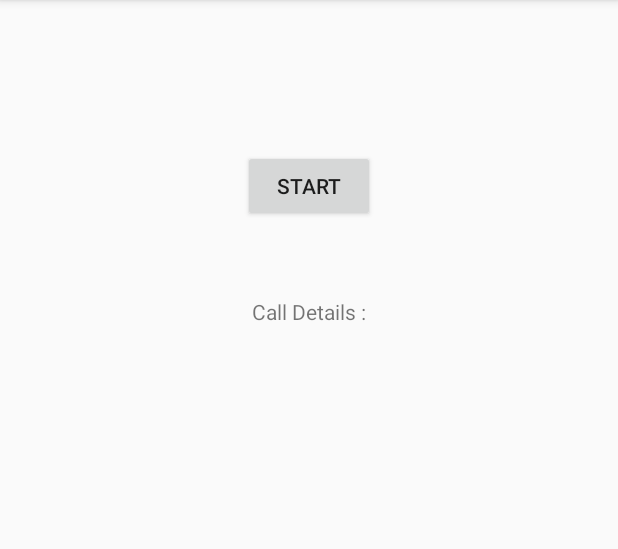
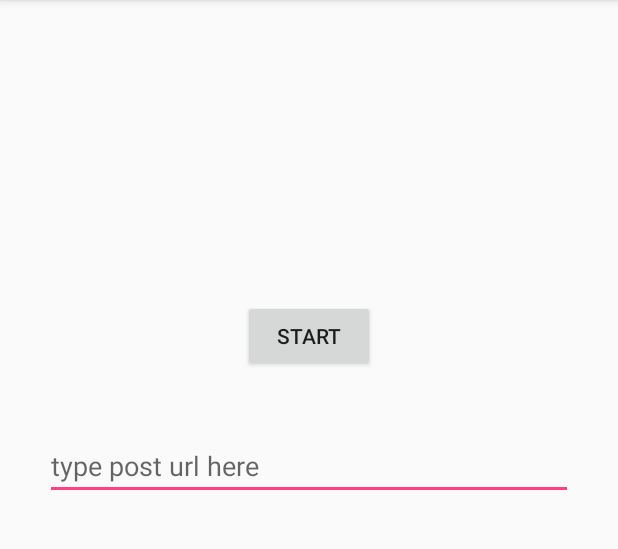
Before and after one commit to santiago91ams/calllog, an Android app: the screen it shows after launch (MainActivity), on a phone screen of 412 x 824 dp, the part 84-633 px from its top. Run offline under Robolectric (Android 15) with nearby library versions, the phone set to English and light mode, and no system bars.

Commit message:
*connect log query with service, prepare model with log to send to endpoint

```diff
--- /dev/null
+++ b/Calllog/app/src/main/java/com/service/calllog/core/QueryCallLog.java
@@ -0,0 +1,9 @@
+package com.service.calllog.core;
+
+/**
+ * Created by Ghita on 31/07/2017.
+ */
+
+public interface QueryCallLog {
+    void getCallDetails();
+}
--- a/Calllog/app/src/main/java/com/service/calllog/ui/MainActivity.java
+++ b/Calllog/app/src/main/java/com/service/calllog/ui/MainActivity.java
@@ -7,16 +7,18 @@ import android.database.Cursor;
 import android.provider.CallLog;
 import android.support.v7.app.AppCompatActivity;
 import android.os.Bundle;
+import android.util.Log;
 import android.view.View;
 import android.widget.Button;
-import android.widget.TextView;
 
+import com.service.calllog.core.CallLogPOSTModel;
+import com.service.calllog.core.CallLogPrefs;
 import com.service.calllog.core.CallLogService;
 import com.service.calllog.R;
 
 import java.util.Date;
 
-public class MainActivity extends AppCompatActivity {
+public class MainActivity extends AppCompatActivity{
 
     private CallLogService callLogService = new CallLogService();
     private boolean isServiceStarted;
@@ -51,7 +53,6 @@ public class MainActivity extends AppCompatActivity {
             }
         });
 
-        getCallDetails();
     }
 
     private void updateService(String label, boolean serviceState) {
@@ -73,45 +74,11 @@ public class MainActivity extends AppCompatActivity {
         return date.getTime();
     }
 
-    private void getCallDetails() {
-
-        StringBuffer sb = new StringBuffer();
-        Cursor managedCursor = managedQuery(CallLog.Calls.CONTENT_URI, null, null, null, android.provider.CallLog.Calls.DATE + " DESC limit 1;");
-//        Cursor managedCursor = managedQuery(CallLog.Calls.CONTENT_URI, null, null, null, null);
-        int number = managedCursor.getColumnIndex(CallLog.Calls.NUMBER);
-        int type = managedCursor.getColumnIndex(CallLog.Calls.TYPE);
-        int date = managedCursor.getColumnIndex(CallLog.Calls.DATE);
-        int duration = managedCursor.getColumnIndex(CallLog.Calls.DURATION);
-        int id = managedCursor.getColumnIndex(CallLog.Calls._ID);
-        sb.append("Call Details :");
-        while (managedCursor.moveToNext()) {
-            String phNumber = managedCursor.getString(number);
-            String callType = managedCursor.getString(type);
-            String callDate = managedCursor.getString(date);
-            Date callDayTime = new Date(Long.valueOf(callDate));
-            String callDuration = managedCursor.getString(duration);
-            String idul = managedCursor.getString(id);
-            String dir = null;
-            int dircode = Integer.parseInt(callType);
-            switch (dircode) {
-                case CallLog.Calls.OUTGOING_TYPE:
-                    dir = "OUTGOING";
-                    break;
-
-                case CallLog.Calls.INCOMING_TYPE:
-                    dir = "INCOMING";
-                    break;
-
-                case CallLog.Calls.MISSED_TYPE:
-                    dir = "MISSED";
-                    break;
-            }
-            sb.append("\nPhone Number:--- " + phNumber + " \nCall Type:--- " + dir +
-                    " \nCall Date:--- " + convertDateToMilis(callDayTime) + " \nCall duration in sec :--- " + callDuration +
-                    " \nCall ID:--- " + idul);
-            sb.append("\n----------------------------------");
+    public void checkLog(String phNumber, String callType, String callDate, Date callDayTime,
+                         String callDuration){
+        if (!CallLogPrefs.getLastSentLogID().equals(convertDateToMilis(callDayTime))) {
+            Log.d("xtag", "time to post a new log with id: " + convertDateToMilis(callDayTime));
+            CallLogPOSTModel callLogPOSTModel = new CallLogPOSTModel(phNumber, callType, callDate, callDuration);
         }
-        managedCursor.close();
-        ((TextView) findViewById(R.id.call)).setText(sb);
     }
 }
--- a/Calllog/app/src/main/java/com/service/calllog/ui/SplashScreen.java
+++ b/Calllog/app/src/main/java/com/service/calllog/ui/SplashScreen.java
@@ -25,8 +25,6 @@ public class SplashScreen extends Activity {
 
     @Override
     protected void onResume() {
-
-        CallLogPrefs prefs = new CallLogPrefs(this);
 
         if (Build.VERSION.SDK_INT > Build.VERSION_CODES.LOLLIPOP_MR1) {
             if (!checkIfAlreadyhavePermission()) {
--- a/Calllog/app/src/main/res/layout/activity_main.xml
+++ b/Calllog/app/src/main/res/layout/activity_main.xml
@@ -11,16 +11,18 @@
         android:id="@+id/button"
         android:layout_width="wrap_content"
         android:layout_height="wrap_content"
-        android:layout_marginTop="100dp"
+        android:layout_marginTop="200dp"
         android:layout_gravity="center"
         android:text="Button"/>
 
-    <TextView
-        android:id="@+id/call"
-        tools:text="call"
-        android:layout_marginTop="50dp"
-        android:layout_gravity="center"
-        android:layout_width="wrap_content"
+
+    <EditText
+        android:id="@+id/post_url"
+        android:layout_marginTop="40dp"
+        android:layout_marginRight="30dp"
+        android:layout_marginLeft="30dp"
+        android:hint="type post url here"
+        android:layout_width="match_parent"
         android:layout_height="wrap_content" />
 
 </android.widget.LinearLayout>
```
Also changed, not shown: Calllog/app/src/main/java/com/service/calllog/core/CallLogService.java (+50 -3 lines), Calllog/app/src/main/java/com/service/calllog/core/CallLogStateListener.java (+9 -2 lines).
